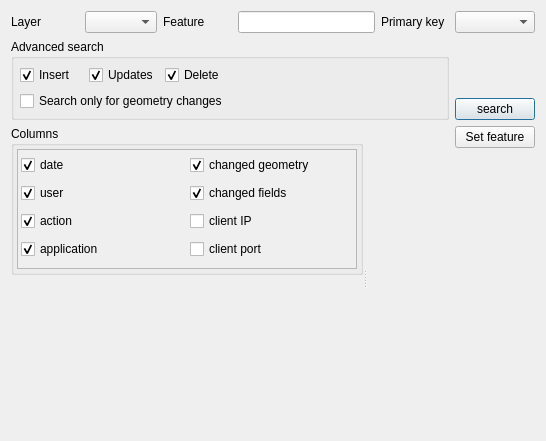
First picture: the form in ui/ui_showhistory.ui, repository 3nids/postgres91plusauditor, before the edit.
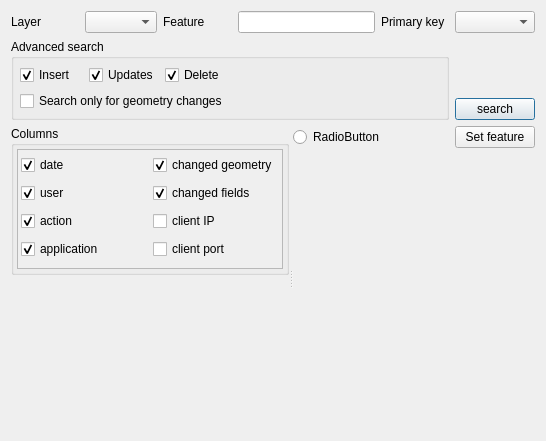
Second picture: the form after the edit. Custom widgets are drawn as their Qt base class.

Commit message: sow history dialog, PEP8

```diff
--- a/ui/ui_showhistory.ui
+++ b/ui/ui_showhistory.ui
@@ -194,8 +194,8 @@
               <rect>
                <x>0</x>
                <y>0</y>
-               <width>312</width>
-               <height>115</height>
+               <width>274</width>
+               <height>112</height>
               </rect>
              </property>
              <layout class="QGridLayout" name="gridLayout_9">
@@ -334,6 +334,13 @@
          </layout>
         </widget>
        </item>
+       <item row="0" column="0">
+        <widget class="QRadioButton" name="radioButton">
+         <property name="text">
+          <string>RadioButton</string>
+         </property>
+        </widget>
+       </item>
       </layout>
      </widget>
     </widget>
```
Left out of the diff: 4 changed lines with no effect on the pictures. The commit also changes 4 other files.
